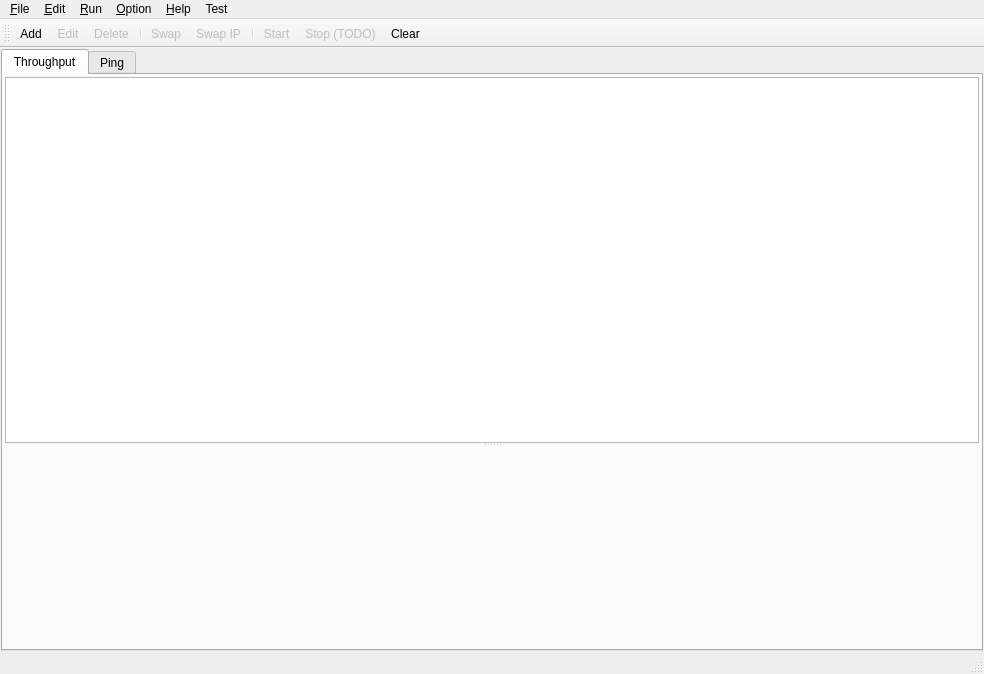
Above: qiperfc/src/qiperfc.ui from coolshou/qiperf before the change. Below: the same form after it.
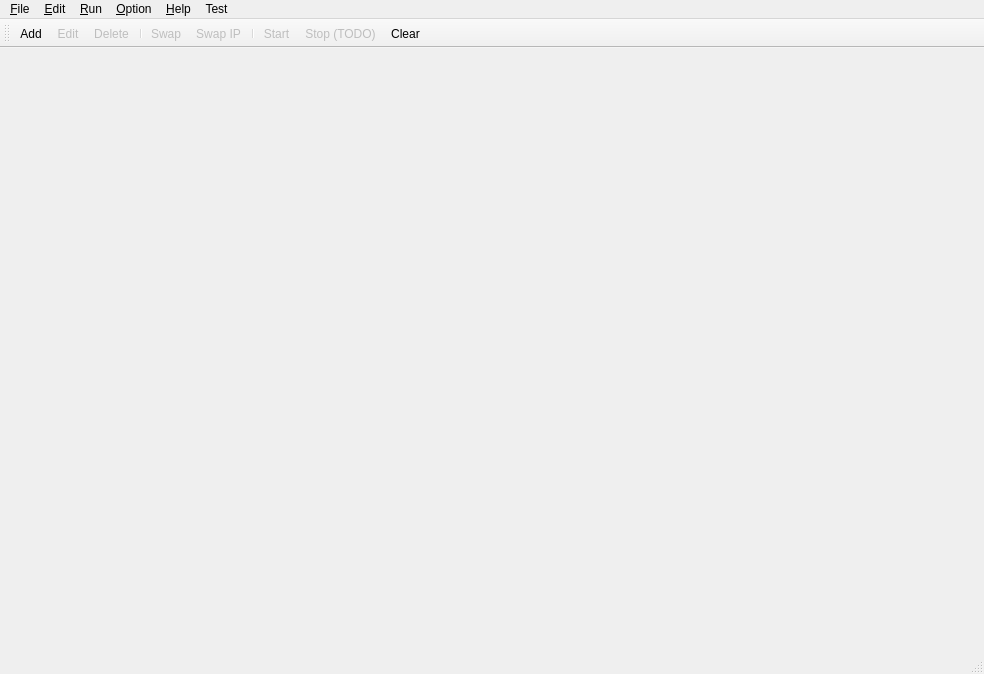
That is the form after the change. Icons and pictures are not drawn.

```diff
--- a/qiperfc/src/qiperfc.ui
+++ b/qiperfc/src/qiperfc.ui
@@ -37,105 +37,6 @@
     <property name="bottomMargin">
      <number>1</number>
     </property>
-    <item>
-     <widget class="QTabWidget" name="tabwidget">
-      <property name="currentIndex">
-       <number>0</number>
-      </property>
-      <widget class="QWidget" name="tab_throughput">
-       <attribute name="title">
-        <string>Throughput</string>
-       </attribute>
-       <layout class="QVBoxLayout" name="vl_throughput">
-        <property name="spacing">
-         <number>2</number>
-        </property>
-        <property name="leftMargin">
-         <number>2</number>
-        </property>
-        <property name="topMargin">
-         <number>2</number>
-        </property>
-        <property name="rightMargin">
-         <number>2</number>
-        </property>
-        <property name="bottomMargin">
-         <number>2</number>
-        </property>
-        <item>
-         <widget class="QSplitter" name="splitter">
-          <property name="orientation">
-           <enum>Qt::Vertical</enum>
-          </property>
-          <widget class="QTreeView" name="tv_throughput">
-           <property name="minimumSize">
-            <size>
-             <width>0</width>
-             <height>150</height>
-            </size>
-           </property>
-           <property name="mouseTracking">
-            <bool>true</bool>
-           </property>
-           <property name="sizeAdjustPolicy">
-            <enum>QAbstractScrollArea::AdjustToContents</enum>
-           </property>
-           <property name="uniformRowHeights">
-            <bool>false</bool>
-           </property>
-           <property name="allColumnsShowFocus">
-            <bool>true</bool>
-           </property>
-           <attribute name="headerShowSortIndicator" stdset="0">
-            <bool>false</bool>
-           </attribute>
-           <attribute name="headerStretchLastSection">
-            <bool>true</bool>
-           </attribute>
-          </widget>
-          <widget class="QWidget" name="widget_console" native="true">
-           <property name="minimumSize">
-            <size>
-             <width>0</width>
-             <height>200</height>
-            </size>
-           </property>
-           <layout class="QHBoxLayout" name="horizontalLayout_2">
-            <item>
-             <layout class="QHBoxLayout" name="hl_console"/>
-            </item>
-           </layout>
-          </widget>
-         </widget>
-        </item>
-       </layout>
-      </widget>
-      <widget class="QWidget" name="tab_ping">
-       <attribute name="title">
-        <string>Ping</string>
-       </attribute>
-       <layout class="QVBoxLayout" name="verticalLayout_2">
-        <item>
-         <widget class="QSplitter" name="splitter_2">
-          <property name="orientation">
-           <enum>Qt::Vertical</enum>
-          </property>
-          <widget class="QTreeView" name="tv_ping"/>
-          <widget class="QWidget" name="widget_ping" native="true">
-           <property name="minimumSize">
-            <size>
-             <width>0</width>
-             <height>150</height>
-            </size>
-           </property>
-           <layout class="QHBoxLayout" name="hl_ping"/>
-          </widget>
-         </widget>
-        </item>
-       </layout>
-      </widget>
-     </widget>
-    </item>
    </layout>
   </widget>
   <widget class="QMenuBar" name="menubar">
```
